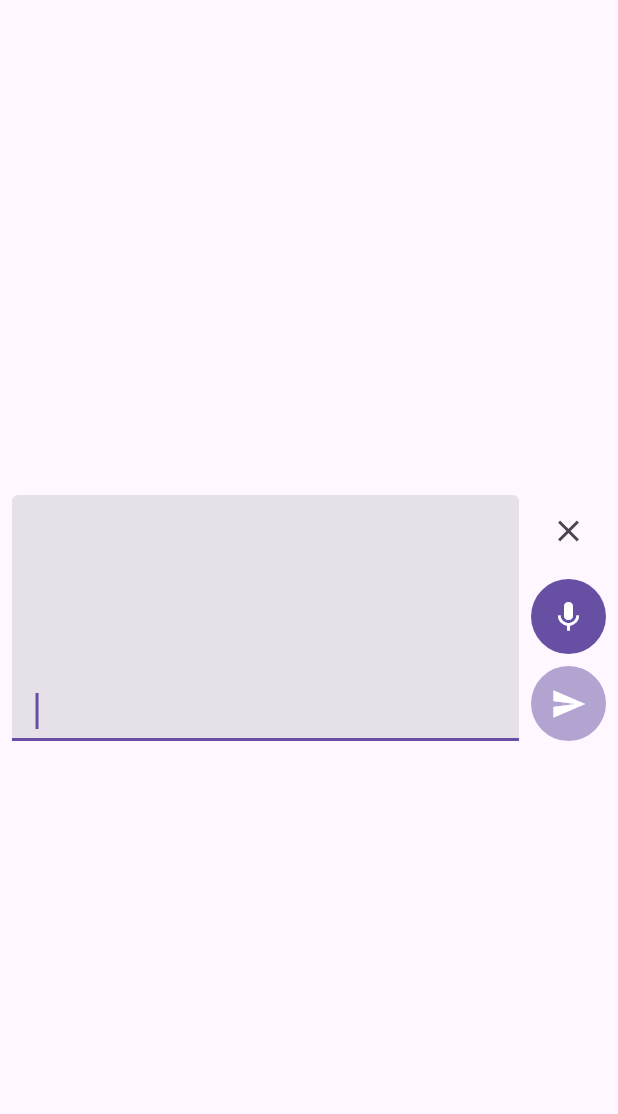
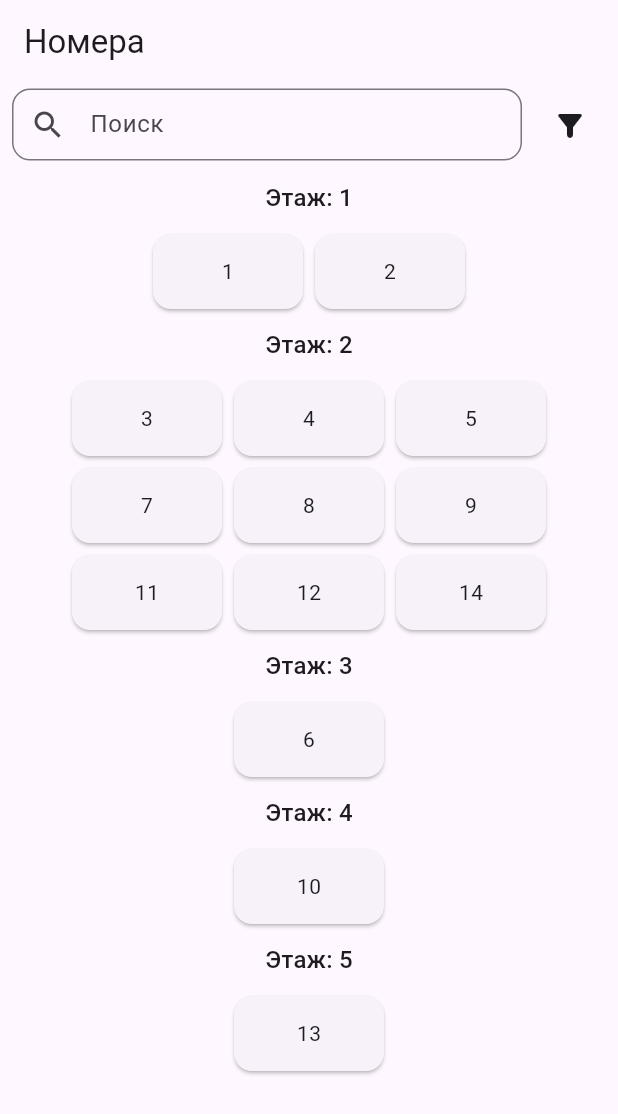
Before and after one commit to musakhamidullin/hotel_service, a Flutter app: the HomePage screen opened by its route, on a phone screen of 412 x 824 dp. Shown: the top 1114 px of the screen. Run offline on Flutter 3.47's test engine with Material 3 defaults, Android fonts, the phone set to English and light mode, and no system bars; our stand-ins replace auto_route, bloc, flutter_bloc, freezed_annotation, hydrated_bloc, speech_to_text; accounts and stored records are empty.

Commit message:
add room page

```diff
--- a/lib/app/app.dart
+++ b/lib/app/app.dart
@@ -25,7 +25,8 @@ class _MyAppState extends State<MyApp> {
       create: (context) => _authRep,
       child: BlocProvider(
         create: (_) => _authCubit,
-        child: BlocBuilder<AuthCubit, AuthState>(builder: (context, state) {
+        child: BlocBuilder<AuthCubit, AuthState>(
+          builder: (context, state) {
             return MaterialApp.router(
               debugShowCheckedModeBanner: false,
               routeInformationParser:
@@ -40,7 +41,8 @@ class _MyAppState extends State<MyApp> {
                 return child!;
               },
             );
-        }),
+          },
+        ),
       ),
     );
   }
--- a/lib/app/router/router.dart
+++ b/lib/app/router/router.dart
@@ -7,6 +7,14 @@ class AppRouter extends $AppRouter {
   @override
   final List<AutoRoute> routes = [
     AutoRoute(page: LoginRoute.page),
-    AutoRoute(page: HomeRoute.page),
+    AutoRoute(page: HomeBranch.page, children: [
+      AutoRoute(page: HomeRoute.page),
+      AutoRoute(page: RoomRoute.page),
+    ]),
   ];
 }
+
+@RoutePage(name: 'HomeBranch')
+class HomeWrapper extends AutoRouter {
+  const HomeWrapper({super.key});
+}
--- /dev/null
+++ b/lib/home/cubit/home_cubit.dart
@@ -0,0 +1,48 @@
+import 'package:bloc/bloc.dart';
+import 'package:freezed_annotation/freezed_annotation.dart';
+import 'package:hotel_service/auth/data/model/user.dart';
+import 'package:hotel_service/home/data/repositories/hotel_rep.dart';
+
+import '../data/models/room.dart';
+
+part 'home_state.dart';
+
+part 'home_cubit.freezed.dart';
+
+class HomeCubit extends Cubit<HomeState> {
+  HomeCubit({
+    required this.user,
+    required this.hotelRep,
+  }) : super(const HomeState());
+
+  final User user;
+  final HotelRep hotelRep;
+
+  Future<void> fetchHotel() async {
+    try {
+      emit(state.copyWith(fetchStatus: FetchStatus.loading));
+      final result = await hotelRep.fetchHotel();
+
+      if (result.isEmpty) throw Exception();
+
+      final rooms = <int, List<Room>>{};
+
+      for (final e in result) {
+        if (rooms.containsKey(e.floor)) {
+          rooms[e.floor]!.add(e);
+        } else {
+          rooms[e.floor] = [e];
+        }
+      }
+
+      emit(
+        state.copyWith(
+          fetchStatus: FetchStatus.success,
+          rooms: rooms,
+        ),
+      );
+    } catch (_) {
+      emit(state.copyWith(fetchStatus: FetchStatus.failure));
+    }
+  }
+}
--- /dev/null
+++ b/lib/home/cubit/home_state.dart
@@ -0,0 +1,17 @@
+part of 'home_cubit.dart';
+
+enum FetchStatus { init, loading, failure, success }
+
+@freezed
+class HomeState with _$HomeState {
+  const factory HomeState({
+    @Default(FetchStatus.init) FetchStatus fetchStatus,
+    @Default(<int,List<Room>>{}) Map<int,List<Room>> rooms,
+  }) = _Initial;
+
+  const HomeState._();
+
+  bool loading() => fetchStatus == FetchStatus.loading;
+  bool success() => fetchStatus == FetchStatus.success;
+  bool failure() => fetchStatus == FetchStatus.failure;
+}
--- /dev/null
+++ b/lib/home/data/models/room.dart
@@ -0,0 +1,17 @@
+import 'package:freezed_annotation/freezed_annotation.dart';
+
+part 'room.g.dart';
+
+part 'room.freezed.dart';
+
+@freezed
+class Room with _$Room {
+  const factory Room({
+    required int id,
+    required int floor,
+    required String status,
+    required int number,
+}) = _Room;
+
+  factory Room.fromJson(Map<String, dynamic> json) => _$RoomFromJson(json);
+}
--- a/lib/home/view/home_page.dart
+++ b/lib/home/view/home_page.dart
@@ -1,16 +1,75 @@
 import 'package:auto_route/auto_route.dart';
 import 'package:flutter/material.dart';
-import 'package:hotel_service/input_message.dart';
+import 'package:flutter_bloc/flutter_bloc.dart';
+import 'package:hotel_service/auth/data/repositories/auth_rep.dart';
+import 'package:hotel_service/home/cubit/home_cubit.dart';
+import 'package:hotel_service/home/data/repositories/hotel_rep.dart';
+import 'package:hotel_service/home/view/widgets/rooms_list.dart';
+
+import 'widgets/my_search_bar.dart';
 
 @RoutePage()
-class HomePage extends StatelessWidget {
+class HomePage extends StatefulWidget {
   const HomePage({super.key});
 
   @override
+  State<HomePage> createState() => _HomePageState();
+}
+
+class _HomePageState extends State<HomePage> {
+  late final _user = context.read<AuthRep>().user;
+  late final _homeCubit = HomeCubit(
+    user: _user,
+    hotelRep: HotelRep(),
+  );
+
+  final _scrollController = ScrollController();
+
+  @override
+  void initState() {
+    super.initState();
+    _scrollController.addListener(_loadNewPage);
+  }
+
+  @override
+  void dispose() {
+    _homeCubit.close();
+    _scrollController.removeListener(_loadNewPage);
+    _scrollController.dispose();
+    super.dispose();
+  }
+
+  void _loadNewPage() {
+    if (_scrollController.position.pixels ==
+        _scrollController.position.maxScrollExtent) {
+      print('new page');
+    }
+  }
+
+  @override
   Widget build(BuildContext context) {
-    return const SafeArea(
+    return BlocProvider(
+      create: (context) => _homeCubit..fetchHotel(),
       child: Scaffold(
-        body: InputMessage(),
+        appBar: AppBar(
+          title: const Text('Номера'),
+        ),
+        body: NestedScrollView(
+          controller: _scrollController,
+          headerSliverBuilder: (BuildContext context, bool innerBoxIsScrolled) {
+            return [
+              const SliverAppBar(
+                titleSpacing: 8,
+                automaticallyImplyLeading: false,
+                floating: true,
+                title: MySearchBar(),
+              ),
+            ];
+          },
+          body: RoomsList(
+            scrollController: _scrollController,
+          ),
+        ),
       ),
     );
   }
--- /dev/null
+++ b/lib/home/view/widgets/my_search_bar.dart
@@ -0,0 +1,46 @@
+import 'package:flutter/material.dart';
+
+class MySearchBar extends StatelessWidget {
+  const MySearchBar({super.key});
+
+  @override
+  Widget build(BuildContext context) {
+    return Row(
+      children: [
+        Expanded(
+          child: SizedBox(
+            height: 50,
+            child: TextField(
+              onTapOutside: (_) {
+                FocusScope.of(context).unfocus();
+              },
+              decoration: const InputDecoration(
+                contentPadding: EdgeInsets.all(4.0),
+                border: OutlineInputBorder(
+                  borderSide: BorderSide(
+                    color: Colors.white,
+                    width: 1.0,
+                  ),
+                  borderRadius: BorderRadius.all(
+                    Radius.circular(
+                      12,
+                    ),
+                  ),
+                ),
+                prefixIcon: Icon(Icons.search),
+                hintText: 'Поиск',
+              ),
+            ),
+          ),
+        ),
+        const SizedBox(
+          width: 8,
+        ),
+        IconButton(
+          onPressed: () {},
+          icon: const Icon(Icons.filter_alt_rounded),
+        )
+      ],
+    );
+  }
+}
--- /dev/null
+++ b/lib/home/view/widgets/rooms_list.dart
@@ -0,0 +1,71 @@
+import 'package:auto_route/auto_route.dart';
+import 'package:flutter/material.dart';
+import 'package:flutter_bloc/flutter_bloc.dart';
+import 'package:hotel_service/app/router/router.gr.dart';
+
+import '../../../common/widgets/failure_widget.dart';
+import '../../cubit/home_cubit.dart';
+
+class RoomsList extends StatelessWidget {
+  const RoomsList({
+    super.key,
+    required this.scrollController,
+  });
+
+  final ScrollController scrollController;
+
+  @override
+  Widget build(BuildContext context) {
+    return BlocBuilder<HomeCubit, HomeState>(
+      builder: (context, state) {
+        if (state.loading()) {
+          return const Center(child: CircularProgressIndicator());
+        } else if (state.failure()) {
+          return FailureWidget(
+            onPressed: () {},
+          );
+        }
+        return ListView.builder(
+          itemCount: state.rooms.length,
+          itemBuilder: (context, index) {
+            final floor = state.rooms.keys.toList()[index];
+            final rooms = state.rooms.values.toList()[index];
+            return Column(
+              children: [
+                Padding(
+                  padding: const EdgeInsets.all(8.0),
+                  child: Text(
+                    'Этаж: $floor',
+                    style: Theme.of(context).textTheme.titleMedium,
+                  ),
+                ),
+                Wrap(
+                  children: rooms
+                      .map(
+                        (e) => Card(
+                          child: InkWell(
+                            customBorder: RoundedRectangleBorder(
+                              borderRadius: BorderRadius.circular(12),
+                            ),
+                            onTap: () {
+                              context.router.push(RoomRoute(room: e));
+                            },
+                            child: Container(
+                              height: 50,
+                              width: 100,
+                              alignment: Alignment.center,
+                              child: Text(e.number.toString()),
+                            ),
+                          ),
+                        ),
+                      )
+                      .toList(),
+                )
+              ],
+            );
+          },
+        );
+      },
+    );
+  }
+}
```
Also changed, not shown: lib/home/data/repositories/hotel_rep.dart (added, +23 -0 lines), lib/room/cubit/room_cubit.dart (added, +19 -0 lines), lib/room/cubit/room_state.dart (added, +18 -0 lines), lib/room/view/room_page.dart (added, +41 -0 lines), lib/app/router/router.gr.dart, lib/home/cubit/home_cubit.freezed.dart (added), lib/home/data/models/room.freezed.dart (added), lib/home/data/models/room.g.dart (added), lib/room/cubit/room_cubit.freezed.dart (added), 1 other file. Lines whose indentation alone changed are shown as unchanged.
